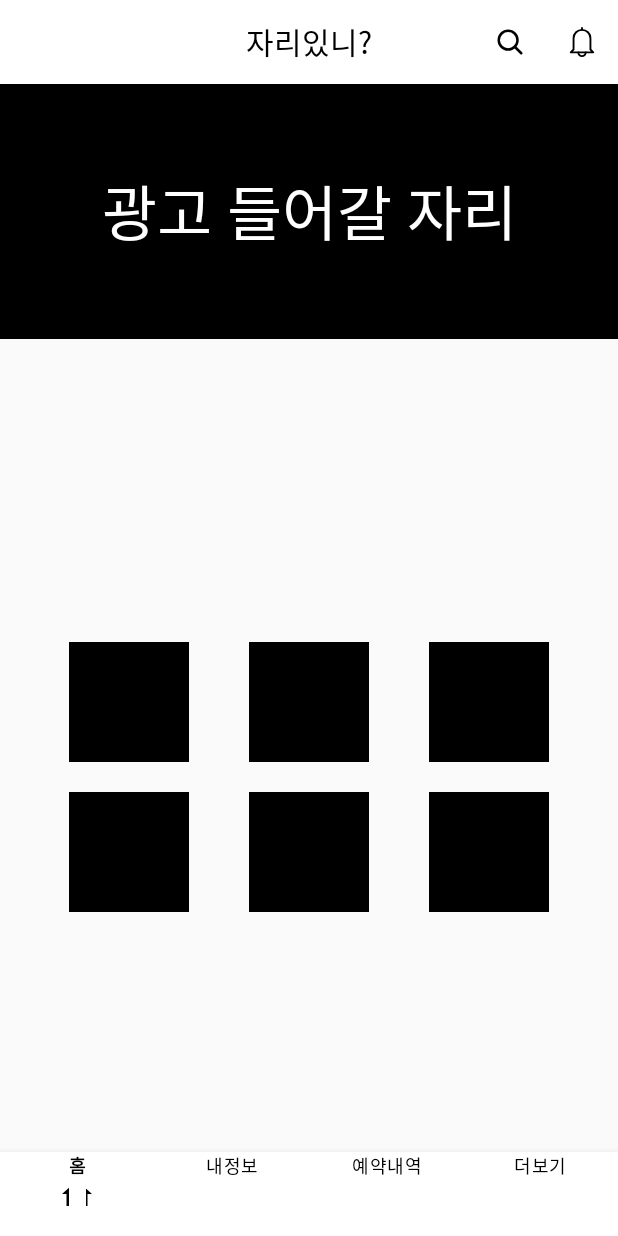
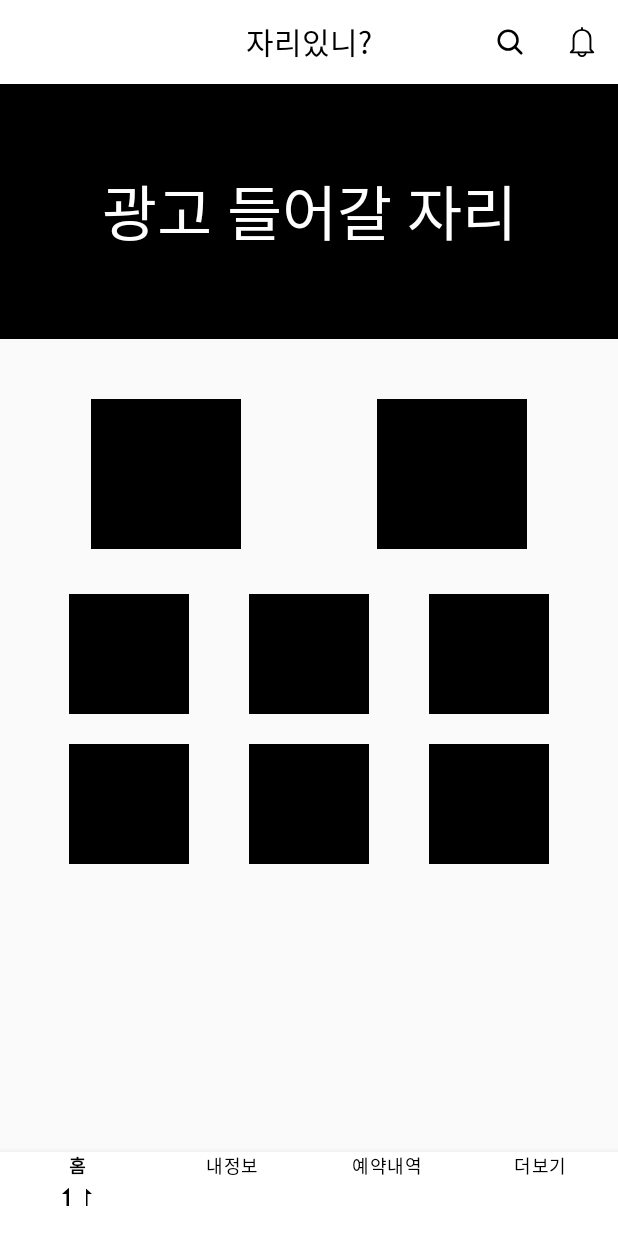
Before and after one commit to LeeJangHee/Jari, an Android app: the screen it shows after launch (MainActivity), on a phone screen of 412 x 824 dp. Run offline under Robolectric (Android 15) with nearby library versions, the phone set to English and light mode, and no system bars.

Commit message:
toolbar search, bell icon change

```diff
--- a/app/build.gradle
+++ b/app/build.gradle
@@ -33,9 +33,9 @@ dependencies {
     implementation 'com.android.support:appcompat-v7:26.1.0'
     implementation 'androidx.constraintlayout:constraintlayout:1.1.3'
     //noinspection GradleCompatible
-    implementation 'com.android.support:design:27.1.1'
+    implementation 'com.android.support:design:28.0.0'
     implementation 'com.github.ybq:Android-SpinKit:1.4.0'
-    testImplementation 'junit:junit:4.12'
+    testImplementation 'junit:junit:4.13'
     androidTestImplementation 'androidx.test.ext:junit:1.1.1'
     androidTestImplementation 'androidx.test.espresso:espresso-core:3.2.0'
 }
--- a/app/src/main/java/com/example/jari/Frag_booking.java
+++ b/app/src/main/java/com/example/jari/Frag_booking.java
@@ -11,11 +11,12 @@ import androidx.fragment.app.Fragment;
 
 public class Frag_booking extends Fragment {
     ViewGroup viewGroup;
+
     @Nullable
     @Override
     public View onCreateView(@NonNull LayoutInflater inflater, @NonNull ViewGroup container,
                              @NonNull Bundle saveInstanceState) {
-        viewGroup = (ViewGroup) inflater.inflate(R.layout.frag_booking,container,false);
+        viewGroup = (ViewGroup) inflater.inflate(R.layout.frag_booking, container, false);
         return viewGroup;
     }
 }
--- a/app/src/main/java/com/example/jari/Frag_home.java
+++ b/app/src/main/java/com/example/jari/Frag_home.java
@@ -11,11 +11,12 @@ import androidx.fragment.app.Fragment;
 
 public class Frag_home extends Fragment {
     ViewGroup viewGroup;
+
     @Nullable
     @Override
     public View onCreateView(@NonNull LayoutInflater inflater, @NonNull ViewGroup container,
                              @NonNull Bundle saveInstanceState) {
-        viewGroup = (ViewGroup) inflater.inflate(R.layout.frag_home,container,false);
+        viewGroup = (ViewGroup) inflater.inflate(R.layout.frag_home, container, false);
         return viewGroup;
     }
 }
--- a/app/src/main/java/com/example/jari/Frag_more.java
+++ b/app/src/main/java/com/example/jari/Frag_more.java
@@ -11,11 +11,12 @@ import androidx.fragment.app.Fragment;
 
 public class Frag_more extends Fragment {
     ViewGroup viewGroup;
+
     @Nullable
     @Override
     public View onCreateView(@NonNull LayoutInflater inflater, @NonNull ViewGroup container,
                              @NonNull Bundle saveInstanceState) {
-        viewGroup = (ViewGroup) inflater.inflate(R.layout.frag_more,container,false);
+        viewGroup = (ViewGroup) inflater.inflate(R.layout.frag_more, container, false);
         return viewGroup;
     }
 }
--- a/app/src/main/java/com/example/jari/Frag_person.java
+++ b/app/src/main/java/com/example/jari/Frag_person.java
@@ -11,11 +11,12 @@ import androidx.fragment.app.Fragment;
 
 public class Frag_person extends Fragment {
     ViewGroup viewGroup;
+
     @Nullable
     @Override
     public View onCreateView(@NonNull LayoutInflater inflater, @NonNull ViewGroup container,
                              @NonNull Bundle saveInstanceState) {
-        viewGroup = (ViewGroup) inflater.inflate(R.layout.frag_person,container,false);
+        viewGroup = (ViewGroup) inflater.inflate(R.layout.frag_person, container, false);
         return viewGroup;
     }
 }
--- a/app/src/main/java/com/example/jari/MainActivity.java
+++ b/app/src/main/java/com/example/jari/MainActivity.java
@@ -4,17 +4,11 @@ import androidx.annotation.NonNull;
 import androidx.appcompat.app.AppCompatActivity;
 import androidx.appcompat.widget.Toolbar;
 
-import android.annotation.SuppressLint;
-import android.content.Intent;
-import android.graphics.drawable.Drawable;
 import android.os.Bundle;
-import android.view.ActionProvider;
-import android.view.ContextMenu;
 import android.view.Menu;
 import android.view.MenuItem;
-import android.view.SubMenu;
 import android.view.View;
-import android.widget.Toast;
+import android.view.ViewGroup;
 
 
 import com.google.android.material.bottomnavigation.BottomNavigationView;
@@ -53,21 +47,25 @@ public class MainActivity extends AppCompatActivity {
                     case R.id.action_home: {
                         getSupportFragmentManager().beginTransaction().replace(R.id.main_layout, frag_home)
                                 .commitAllowingStateLoss();
+                        frag_home.viewGroup.setOverScrollMode(View.OVER_SCROLL_IF_CONTENT_SCROLLS);
                         return true;
                     }
                     case R.id.action_person: {
                         getSupportFragmentManager().beginTransaction().replace(R.id.main_layout, frag_person)
                                 .commitAllowingStateLoss();
+                        frag_person.viewGroup.setOverScrollMode(View.OVER_SCROLL_IF_CONTENT_SCROLLS);
                         return true;
                     }
                     case R.id.action_booking: {
                         getSupportFragmentManager().beginTransaction().replace(R.id.main_layout, frag_booking)
                                 .commitAllowingStateLoss();
+                        frag_booking.viewGroup.setOverScrollMode(View.OVER_SCROLL_IF_CONTENT_SCROLLS);
                         return true;
                     }
                     case R.id.action_more: {
                         getSupportFragmentManager().beginTransaction().replace(R.id.main_layout, frag_more)
                                 .commitAllowingStateLoss();
+                        frag_more.viewGroup.setOverScrollMode(View.OVER_SCROLL_IF_CONTENT_SCROLLS);
                         return true;
                     }
                     default:
@@ -91,7 +89,5 @@ public class MainActivity extends AppCompatActivity {
     }
 
 
-    public void SearchMenu(MenuItem item) {
 
-    }
 }
--- a/app/src/main/res/layout/activity_main.xml
+++ b/app/src/main/res/layout/activity_main.xml
@@ -1,5 +1,6 @@
 <?xml version="1.0" encoding="utf-8"?>
-<androidx.coordinatorlayout.widget.CoordinatorLayout xmlns:android="http://schemas.android.com/apk/res/android"
+<androidx.coordinatorlayout.widget.CoordinatorLayout
+    xmlns:android="http://schemas.android.com/apk/res/android"
     xmlns:app="http://schemas.android.com/apk/res-auto"
     xmlns:tools="http://schemas.android.com/tools"
     android:layout_width="match_parent"
@@ -10,14 +11,14 @@
     <FrameLayout
         android:id="@+id/main_layout"
         android:layout_width="match_parent"
-        android:layout_height="match_parent"
-        android:layout_marginBottom="?attr/actionBarSize" >
+        android:layout_height="match_parent">
 
         <androidx.appcompat.widget.Toolbar
             android:id="@+id/main_toolbar"
             android:layout_width="match_parent"
             android:layout_height="?attr/actionBarSize"
             android:background="@android:color/white"
+            app:menu="@menu/menu_main_toolbar"
             app:popupTheme="@style/ThemeOverlay.AppCompat.Light"
             app:theme="@style/ThemeOverlay.AppCompat.Dark.ActionBar">
 
@@ -29,6 +30,7 @@
                 android:text="@string/actionTitle"
                 android:textColor="#000000"
                 android:textSize="20sp" />
+
         </androidx.appcompat.widget.Toolbar>
     </FrameLayout>
 
@@ -39,8 +41,8 @@
         android:layout_gravity="bottom"
         android:layout_marginStart="0dp"
         android:layout_marginEnd="0dp"
+        android:background="@android:color/white"
         android:theme="@style/BottomNavigationTheme"
-        android:background="@android:color/white"
         app:labelVisibilityMode="labeled"
         app:menu="@menu/menu" />
 
--- a/app/src/main/res/layout/frag_booking.xml
+++ b/app/src/main/res/layout/frag_booking.xml
@@ -4,7 +4,8 @@
     xmlns:tools="http://schemas.android.com/tools"
     android:layout_width="match_parent"
     android:layout_height="match_parent"
-    android:layout_marginTop="?attr/actionBarSize">
+    android:layout_marginTop="?attr/actionBarSize"
+    android:scrollbars="vertical">
 
     <TextView
         android:layout_width="match_parent"
--- a/app/src/main/res/layout/frag_home.xml
+++ b/app/src/main/res/layout/frag_home.xml
@@ -1,12 +1,19 @@
 <?xml version="1.0" encoding="utf-8"?>
-<androidx.constraintlayout.widget.ConstraintLayout xmlns:android="http://schemas.android.com/apk/res/android"
+<ScrollView xmlns:android="http://schemas.android.com/apk/res/android"
     xmlns:app="http://schemas.android.com/apk/res-auto"
+    xmlns:tools="http://schemas.android.com/tools"
+    android:id="@+id/scrollView"
     android:layout_width="match_parent"
     android:layout_height="match_parent"
     android:layout_marginTop="?attr/actionBarSize"
+    android:layout_marginBottom="?attr/actionBarSize"
+    android:orientation="vertical"
+    android:scrollbars="vertical">
+
+    <LinearLayout
+        android:layout_width="match_parent"
+        android:layout_height="wrap_content"
         android:orientation="vertical">
-
-
         <TextView
             android:id="@+id/textView"
             android:layout_width="match_parent"
@@ -15,28 +22,16 @@
             android:gravity="center"
             android:text="광고 들어갈 자리"
             android:textColor="#ffffff"
-        android:textSize="40sp"
-        app:layout_constraintBottom_toBottomOf="parent"
-        app:layout_constraintEnd_toEndOf="parent"
-        app:layout_constraintHorizontal_bias="0.0"
-        app:layout_constraintStart_toStartOf="parent"
-        app:layout_constraintTop_toTopOf="parent"
-        app:layout_constraintVertical_bias="0.0" />
+            android:textSize="40sp" />
 
         <LinearLayout
             android:id="@+id/linearLayout"
             android:layout_width="match_parent"
             android:layout_height="wrap_content"
             android:layout_gravity="center"
-        android:layout_marginTop="200dp"
+            android:layout_marginTop="40dp"
             android:gravity="center"
-        android:orientation="horizontal"
-        app:layout_constraintBottom_toBottomOf="@+id/textView"
-        app:layout_constraintEnd_toEndOf="parent"
-        app:layout_constraintHorizontal_bias="0.0"
-        app:layout_constraintStart_toStartOf="parent"
-        app:layout_constraintTop_toTopOf="parent"
-        app:layout_constraintVertical_bias="0.0">
+            android:orientation="horizontal">
 
             <ImageView
                 android:layout_width="100dp"
@@ -55,16 +50,16 @@
             android:id="@+id/tableLayout"
             android:layout_width="match_parent"
             android:layout_height="wrap_content"
-        app:layout_constraintBottom_toBottomOf="parent"
+            android:layout_marginTop="30dp"
             app:layout_constraintEnd_toEndOf="parent"
             app:layout_constraintHorizontal_bias="0.0"
             app:layout_constraintStart_toStartOf="parent"
             app:layout_constraintTop_toBottomOf="@id/linearLayout"
-        app:layout_constraintVertical_bias="0.63">
+            app:layout_constraintVertical_bias="0.0">
 
             <TableRow
                 android:layout_width="match_parent"
-            android:layout_height="match_parent"
+                android:layout_height="wrap_content"
                 android:gravity="center"
                 android:paddingBottom="10dp">
 
@@ -93,9 +88,10 @@
 
             <TableRow
                 android:layout_width="match_parent"
-            android:layout_height="match_parent"
+                android:layout_height="wrap_content"
                 android:gravity="center"
-            android:paddingTop="10dp">
+                android:paddingTop="10dp"
+                android:paddingBottom="20dp">
 
                 <ImageView
                     android:layout_width="80dp"
@@ -121,5 +117,5 @@
             </TableRow>
 
         </TableLayout>
-
-</androidx.constraintlayout.widget.ConstraintLayout>
+    </LinearLayout>
+</ScrollView>
--- a/app/src/main/res/layout/frag_more.xml
+++ b/app/src/main/res/layout/frag_more.xml
@@ -4,7 +4,8 @@
     xmlns:tools="http://schemas.android.com/tools"
     android:layout_width="match_parent"
     android:layout_height="match_parent"
-    android:layout_marginTop="?attr/actionBarSize">
+    android:layout_marginTop="?attr/actionBarSize"
+    android:scrollbars="vertical">
 
     <TextView
         android:layout_width="match_parent"
--- a/app/src/main/res/layout/frag_person.xml
+++ b/app/src/main/res/layout/frag_person.xml
@@ -4,7 +4,8 @@
     xmlns:tools="http://schemas.android.com/tools"
     android:layout_width="match_parent"
     android:layout_height="match_parent"
-    android:layout_marginTop="?attr/actionBarSize">
+    android:layout_marginTop="?attr/actionBarSize"
+    android:scrollbars="vertical">
 
     <TextView
         android:layout_width="match_parent"
--- a/app/src/main/res/menu/menu_main_toolbar.xml
+++ b/app/src/main/res/menu/menu_main_toolbar.xml
@@ -6,8 +6,6 @@
         android:icon="@drawable/ic_search_20px"
         android:title="Search"
         app:showAsAction="always"
-        android:checkable="true"
-        android:onClick="SearchMenu"
         />
 
     <item
```
Also changed, not shown: build.gradle (line endings or trailing spaces). Lines whose indentation alone changed are shown as unchanged.
